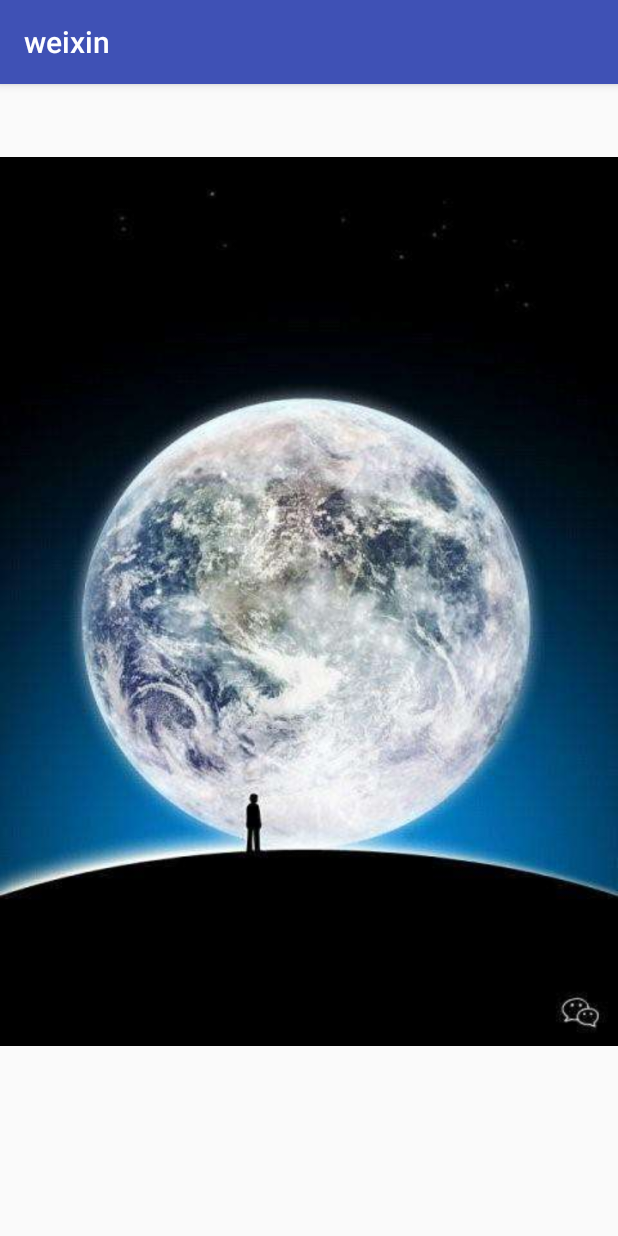
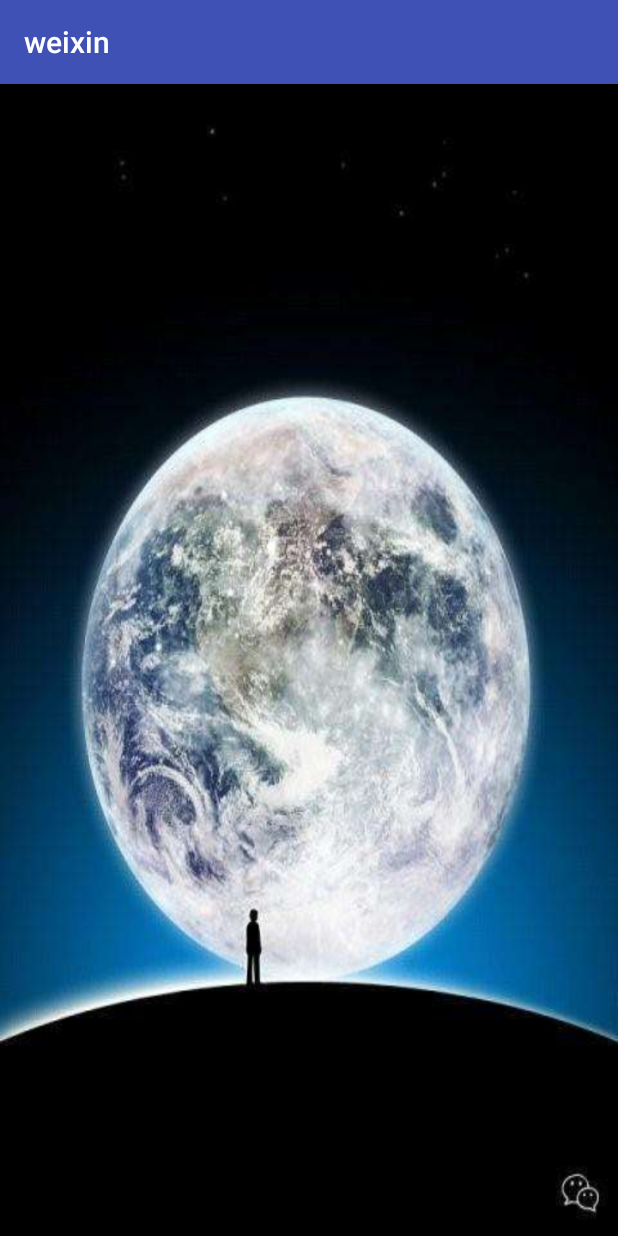
Before and after one commit to 2abigdream/weixin, an Android app: the MainActivity screen opened directly, with no data from a screen before it, on a phone screen of 412 x 824 dp. Run offline under Robolectric (Android 15) with nearby library versions, the phone set to English and light mode, and no system bars.

Commit message:
11.13上午

```diff
--- a/app/src/main/java/com/example/administrator/weixin/MainActivity.java
+++ b/app/src/main/java/com/example/administrator/weixin/MainActivity.java
@@ -2,15 +2,15 @@ package com.example.administrator.weixin;
 
 import android.content.Intent;
 import android.os.Handler;
+import android.support.annotation.Nullable;
 import android.support.v7.app.AppCompatActivity;
 import android.os.Bundle;
 import android.widget.ImageView;
 
 public class MainActivity extends AppCompatActivity {
-    private ImageView imageView;
 
     @Override
-    protected void onCreate(Bundle savedInstanceState){
+    protected void onCreate(@Nullable Bundle savedInstanceState){
         super.onCreate(savedInstanceState);
         setContentView(R.layout.activity_main);
         new Handler().postDelayed(new Runnable() {
@@ -22,6 +22,4 @@ public class MainActivity extends AppCompatActivity {
             }
         },2000);
     }
-    private void startActivities(Intent intent) {
-    }
 }
--- a/app/src/main/res/layout/activity_main.xml
+++ b/app/src/main/res/layout/activity_main.xml
@@ -4,12 +4,7 @@
     xmlns:tools="http://schemas.android.com/tools"
     android:layout_width="match_parent"
     android:layout_height="match_parent"
+    android:background="@drawable/main"
     tools:context="com.example.administrator.weixin.MainActivity">
 
-    <ImageView
-        android:id="@+id/image_view"
-        android:layout_width="wrap_content"
-        android:layout_height="wrap_content"
-        android:src="@drawable/main" />
-
 </android.support.constraint.ConstraintLayout>
--- /dev/null
+++ b/app/src/main/res/layout/activity_page1.xml
@@ -0,0 +1,6 @@
+<?xml version="1.0" encoding="utf-8"?>
+<LinearLayout xmlns:android="http://schemas.android.com/apk/res/android"
+    android:layout_width="match_parent"
+    android:layout_height="match_parent">
+
+</LinearLayout>
```
Also changed, not shown: app/src/main/java/com/example/administrator/weixin/Main1Activity.java (+6 -5 lines), app/src/main/java/com/example/administrator/weixin/Page1Activity.java (added, +8 -0 lines).
